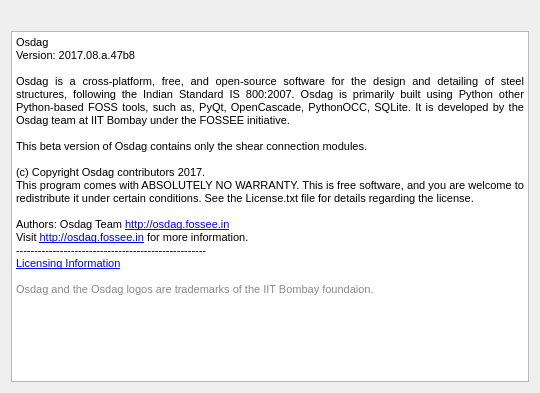
Above: Connections/Shear/SeatedAngle/ui_about_osdag.ui from GreatDevelopers/osdag-core before the change. Below: the same form after it.
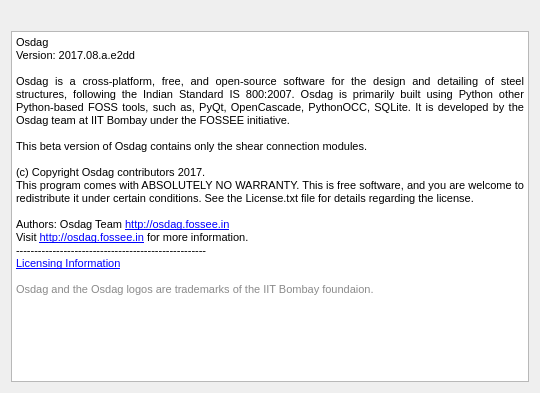
That is the form after the change. Icons and pictures are not drawn.

Commit message: add new version of Osdag 2017.08.a.e2dd

What changed in the file:
```diff
--- a/Connections/Shear/SeatedAngle/ui_about_osdag.ui
+++ b/Connections/Shear/SeatedAngle/ui_about_osdag.ui
@@ -37,7 +37,7 @@
 p, li { white-space: pre-wrap; }
 &lt;/style&gt;&lt;/head&gt;&lt;body style=&quot; font-family:'Arial'; font-size:7.8pt; font-weight:400; font-style:normal;&quot;&gt;
 &lt;p style=&quot; margin-top:0px; margin-bottom:0px; margin-left:0px; margin-right:0px; -qt-block-indent:0; text-indent:0px;&quot;&gt;&lt;span style=&quot; font-family:'monospace, monospace'; font-size:8pt;&quot;&gt;Osdag &lt;/span&gt;&lt;/p&gt;
-&lt;p align=&quot;justify&quot; style=&quot; margin-top:0px; margin-bottom:0px; margin-left:0px; margin-right:0px; -qt-block-indent:0; text-indent:0px;&quot;&gt;&lt;span style=&quot; font-family:'MS Shell Dlg 2'; font-size:8pt;&quot;&gt;Version: 2017.08.a.47b8&lt;/span&gt;&lt;/p&gt;
+&lt;p align=&quot;justify&quot; style=&quot; margin-top:0px; margin-bottom:0px; margin-left:0px; margin-right:0px; -qt-block-indent:0; text-indent:0px;&quot;&gt;&lt;span style=&quot; font-family:'MS Shell Dlg 2'; font-size:8pt;&quot;&gt;Version: 2017.08.a.e2dd&lt;/span&gt;&lt;/p&gt;
 &lt;p align=&quot;justify&quot; style=&quot;-qt-paragraph-type:empty; margin-top:0px; margin-bottom:0px; margin-left:0px; margin-right:0px; -qt-block-indent:0; text-indent:0px; font-family:'MS Shell Dlg 2'; font-size:8pt;&quot;&gt;&lt;br /&gt;&lt;/p&gt;
 &lt;p align=&quot;justify&quot; style=&quot; margin-top:0px; margin-bottom:0px; margin-left:0px; margin-right:0px; -qt-block-indent:0; text-indent:0px;&quot;&gt;&lt;span style=&quot; font-family:'monospace, monospace'; font-size:8pt;&quot;&gt;Osdag is a cross-platform, free, and open-source software for the design and detailing of steel structures, following the Indian Standard IS 800:2007. Osdag is primarily built using Python other Python-based FOSS tools, such as, PyQt, OpenCascade, PythonOCC, SQLite. It is developed by the Osdag team at IIT Bombay under the FOSSEE initiative. &lt;/span&gt;&lt;/p&gt;
 &lt;p align=&quot;justify&quot; style=&quot;-qt-paragraph-type:empty; margin-top:0px; margin-bottom:0px; margin-left:0px; margin-right:0px; -qt-block-indent:0; text-indent:0px; font-family:'MS Shell Dlg 2'; font-size:8pt;&quot;&gt;&lt;br /&gt;&lt;/p&gt;
```
The commit also changes 9 other files.
